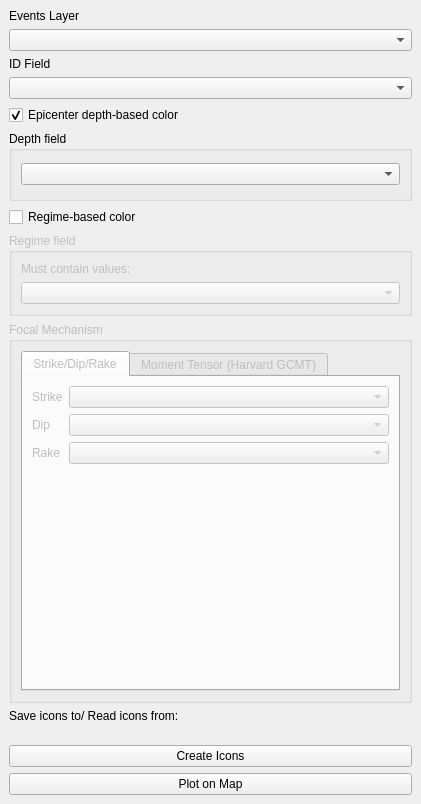
Before: the Qt Designer form src/ui/qbeachball_dockwidget_base.ui in lymperis-e/qbeachball, drawn with Qt 5.
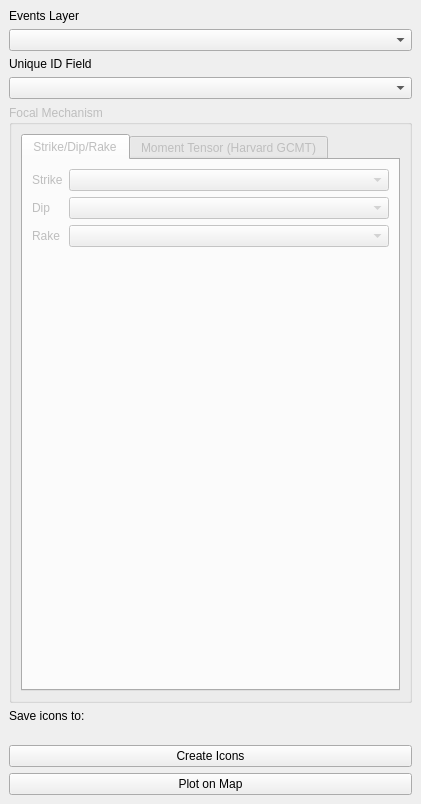
After: the same form once the commit is applied. Custom widgets are drawn as their Qt base class.

Patch:
```diff
--- a/src/ui/qbeachball_dockwidget_base.ui
+++ b/src/ui/qbeachball_dockwidget_base.ui
@@ -56,98 +56,13 @@
         <item>
          <widget class="QLabel" name="label_4">
           <property name="text">
-           <string>ID Field</string>
+           <string>Unique ID Field</string>
           </property>
          </widget>
         </item>
         <item>
          <widget class="QgsFieldComboBox" name="id_field_select"/>
         </item>
-        <item>
-         <widget class="QCheckBox" name="depth_color_checkbox">
-          <property name="text">
-           <string>Epicenter depth-based color</string>
-          </property>
-          <property name="checked">
-           <bool>true</bool>
-          </property>
-         </widget>
-        </item>
-        <item>
-         <widget class="QGroupBox" name="depth_color_group">
-          <property name="minimumSize">
-           <size>
-            <width>0</width>
-            <height>70</height>
-           </size>
-          </property>
-          <property name="maximumSize">
-           <size>
-            <width>16777215</width>
-            <height>16777215</height>
-           </size>
-          </property>
-          <property name="title">
-           <string>Depth field</string>
-          </property>
-          <layout class="QVBoxLayout" name="verticalLayout">
-           <item>
-            <widget class="QgsFieldComboBox" name="depth_color_field"/>
-           </item>
-          </layout>
-         </widget>
-        </item>
-        <item>
-         <widget class="QCheckBox" name="regime_color_checkbox">
-          <property name="text">
-           <string>Regime-based color</string>
-          </property>
-          <property name="checked">
-           <bool>false</bool>
-          </property>
-         </widget>
-        </item>
-        <item>
-         <widget class="QGroupBox" name="regime_color_group">
-          <property name="enabled">
-           <bool>false</bool>
-          </property>
-          <property name="minimumSize">
-           <size>
-            <width>0</width>
-            <height>70</height>
-           </size>
-          </property>
-          <property name="maximumSize">
-           <size>
-            <width>16777215</width>
-            <height>16777215</height>
-           </size>
-          </property>
-          <property name="title">
-           <string>Regime field</string>
-          </property>
-          <layout class="QVBoxLayout" name="verticalLayout_3">
-           <item>
-            <widget class="QLabel" name="label">
-             <property name="text">
-              <string>Must contain values: </string>
-             </property>
-            </widget>
-           </item>
-           <item>
-            <widget class="QgsFieldComboBox" name="regime_color_field">
-             <property name="minimumSize">
-              <size>
-               <width>0</width>
-               <height>20</height>
-              </size>
-             </property>
-            </widget>
-           </item>
-          </layout>
-         </widget>
-        </item>
         <item>
          <widget class="QgsCollapsibleGroupBox" name="focal_mechanism_group">
           <property name="enabled">
@@ -274,7 +189,7 @@
         <item>
          <widget class="QLabel" name="label_2">
           <property name="text">
-           <string>Save icons to/ Read icons from:</string>
+           <string>Save icons to:</string>
           </property>
          </widget>
         </item>
```
